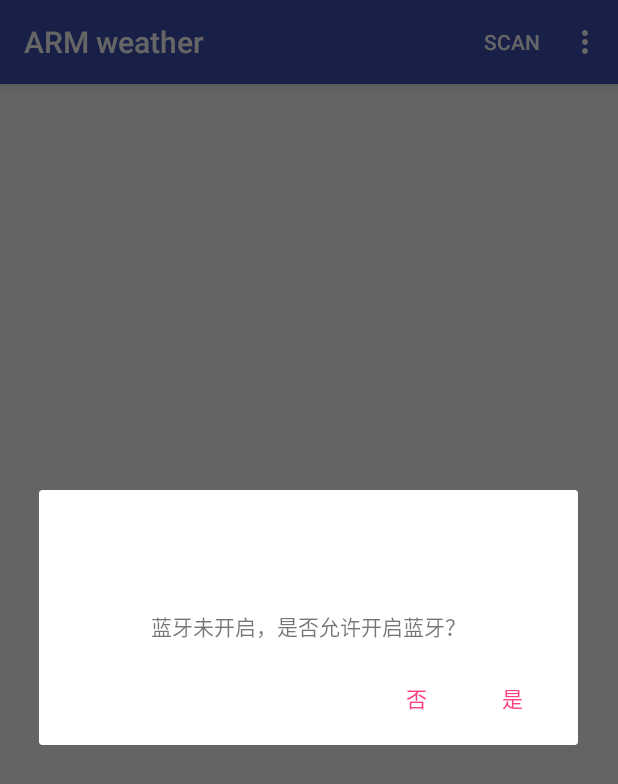
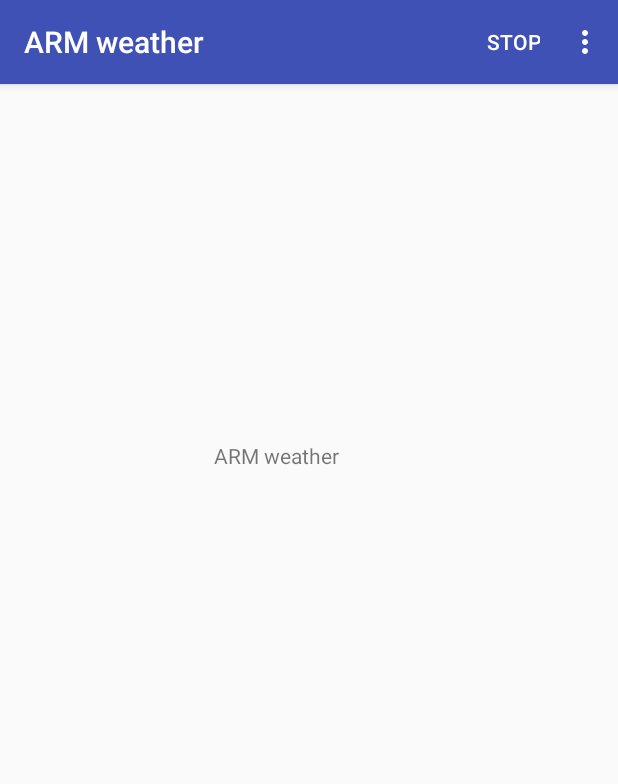
Before and after one commit to zht255/ARMweather, an Android app: the screen it shows after launch (MainActivity), after a tap on "SCAN", on a phone screen of 412 x 824 dp. Shown: the top 784 px of the screen. Run offline under Robolectric (Android 15) with nearby library versions, the phone set to English and light mode, and no system bars.

```diff
--- a/app/src/main/AndroidManifest.xml
+++ b/app/src/main/AndroidManifest.xml
@@ -5,6 +5,8 @@
     <uses-permission android:name="android.permission.BLUETOOTH" />
     <uses-permission android:name="android.permission.BLUETOOTH" />
     <uses-permission android:name="android.permission.BLUETOOTH_ADMIN"/>
+    <uses-permission android:name="android.permission.ACCESS_FINE_LOCATION"/>
+    <uses-permission android:name="android.permission.ACCESS_COARSE_LOCATION"/>
 
     <application
         android:allowBackup="true"
--- a/app/src/main/java/com/example/vvv/armweather/MainActivity.java
+++ b/app/src/main/java/com/example/vvv/armweather/MainActivity.java
@@ -1,50 +1,80 @@
 package com.example.vvv.armweather;
 
 
+import android.Manifest;
 import android.bluetooth.BluetoothAdapter;
+import android.bluetooth.BluetoothDevice;
+
+import android.bluetooth.BluetoothManager;
+import android.bluetooth.le.BluetoothLeScanner;
+import android.bluetooth.le.ScanCallback;
+import android.bluetooth.le.ScanResult;
 import android.content.BroadcastReceiver;
+
 import android.content.Context;
 import android.content.DialogInterface;
 import android.content.Intent;
 import android.content.IntentFilter;
-import android.icu.lang.UCharacter;
-import android.icu.text.DateFormat;
-import android.icu.text.RelativeDateTimeFormatter;
-import android.icu.util.Calendar;
-import android.nfc.Tag;
+
+import android.content.pm.PackageManager;
+import android.support.annotation.NonNull;
+import android.support.v4.app.ActivityCompat;
+import android.support.v4.content.ContextCompat;
 import android.support.v7.app.AlertDialog;
 import android.support.v7.app.AppCompatActivity;
 import android.os.Bundle;
-import android.support.v7.widget.ThemedSpinnerAdapter;
-import android.support.v7.widget.Toolbar;
+
 import android.util.Log;
 import android.view.Gravity;
+
 import android.view.Menu;
-import android.view.MenuInflater;
+
 import android.view.MenuItem;
-import android.view.View;
+
+import android.widget.ArrayAdapter;
+import android.widget.ListView;
 import android.widget.TextView;
 import android.widget.Toast;
 
-import java.text.FieldPosition;
-import java.text.ParsePosition;
+import java.util.ArrayList;
 import java.util.Date;
-
-import static android.widget.Toast.makeText;
+import java.util.List;
 
 
 public class MainActivity extends AppCompatActivity {
 
     private BluetoothAdapter blueToothAdapter;
+
     @Override
     public void onStart(){
         super.onStart();
-        IntentFilter filter = new IntentFilter(BluetoothAdapter.ACTION_STATE_CHANGED);
+        IntentFilter filter = new IntentFilter();
+        filter.addAction(BluetoothAdapter.ACTION_STATE_CHANGED);
+        /*filter.addAction(BluetoothAdapter.ACTION_DISCOVERY_FINISHED);*/
+        filter.addAction(BluetoothDevice.ACTION_FOUND);
+
         registerReceiver(bluetoothreciever,filter);
     }
+     /*private BroadcastReceiver foundReciever = new BroadcastReceiver() {
+        private List<String> bluetoothName = new ArrayList<>();
+        @Override
+        public void onReceive(Context context, Intent intent) {
+            String s = null;
+            String action = intent.getAction();
+            if(action.equals(BluetoothDevice.ACTION_FOUND)){
+                BluetoothDevice device = intent.getParcelableExtra(BluetoothDevice.EXTRA_DEVICE);
+                bluetoothName.add(device.getName());
+                ListView lv =(ListView)findViewById(R.id.list_item);
+                lv.setAdapter(new ArrayAdapter<String>(MainActivity.this,R.layout.namelist,bluetoothName));
+                TextView t = (TextView)findViewById(R.id.arm);
+                t.setText(s + device.getName());
+            }
+        }
+    };*/
     private BroadcastReceiver bluetoothreciever = new BroadcastReceiver() {
         @Override
         public void onReceive(Context context, Intent intent) {
+            String s = null;
             String action = intent.getAction();
             if(action.equals(BluetoothAdapter.ACTION_STATE_CHANGED)){
                 int state = intent.getIntExtra(BluetoothAdapter.EXTRA_STATE,BluetoothAdapter.ERROR);
@@ -65,7 +95,18 @@ public class MainActivity extends AppCompatActivity {
                     AlertDialog a = ad.create();
                     a.show();
                 }
-            }
+            }else if(action.equals(BluetoothDevice.ACTION_FOUND)){
+                BluetoothDevice device =intent.getParcelableExtra(BluetoothDevice.EXTRA_DEVICE);
+                AlertDialog.Builder ad = new AlertDialog.Builder(MainActivity.this);
+                ad.setMessage(device.getName());
+                AlertDialog a = ad.create();
+                a.show();
+            }/*else if(action.equals(BluetoothAdapter.ACTION_DISCOVERY_STARTED)){
+                AlertDialog.Builder ad = new AlertDialog.Builder(MainActivity.this);
+                ad.setMessage("开始了");
+                AlertDialog a = ad.create();
+                a.show();
+            }*/
         }
     };
 
@@ -75,11 +116,6 @@ public class MainActivity extends AppCompatActivity {
         setContentView(R.layout.activity_main);
 
     }
-    /*public void initActionBar(){
-        Toolbar toolbar = (Toolbar)findViewById(R.id.my_toolbar);
-        toolbar.setTitle("ARM weather");
-        setSupportActionBar(toolbar);
-    }*/
 
     @Override
     public boolean onCreateOptionsMenu(Menu menu){
@@ -87,12 +123,23 @@ public class MainActivity extends AppCompatActivity {
         return true;
 
     }
+
     @Override
     public boolean onOptionsItemSelected(MenuItem item){
         int id = item.getItemId();
         switch(id){
             case R.id.scan:
+                blueToothAdapter = BluetoothAdapter.getDefaultAdapter();
                 //扫描蓝牙方法
+                if(item.getTitle().toString()=="Scan" ){
+                    if(blueToothAdapter.isEnabled()) {
+                        item.setTitle("Stop");
+                    }
+                }else{
+                    item.setTitle("Stop");
+                    blueToothAdapter.cancelDiscovery();
+                    break;
+                }
                 scanBlue();
                 break;
             case R.id.about:
@@ -126,7 +173,32 @@ public class MainActivity extends AppCompatActivity {
                 break;
         }
         return super.onOptionsItemSelected(item);
+
     }
+    @Override
+    public void onRequestPermissionsResult(int requestCode, @NonNull String[] permissions, @NonNull int[] grantResults) {
+        super.onRequestPermissionsResult(requestCode, permissions, grantResults);
+        switch (requestCode) {
+            case 1: {
+                // 如果请求被取消，则结果数组为空。
+                if (grantResults.length > 0
+                        && grantResults[0] == PackageManager.PERMISSION_GRANTED) {
+                    AlertDialog.Builder ad = new AlertDialog.Builder(MainActivity.this);
+                    ad.setMessage("已经获取权限");
+                    AlertDialog a = ad.create();
+                    a.show();
+                } else {
+                    AlertDialog.Builder ad = new AlertDialog.Builder(MainActivity.this);
+                    ad.setMessage("未获取到权限");
+                    AlertDialog a = ad.create();
+                    a.show();
+                }
+                return;
+            }
+        }
+    }
+
+
     private void scanBlue(){
         //获取蓝牙适配器
         blueToothAdapter = BluetoothAdapter.getDefaultAdapter();
@@ -154,34 +226,38 @@ public class MainActivity extends AppCompatActivity {
                 });
                 AlertDialog b = ab.create();
                 b.show();
-                /*reciever = new BroadcastReceiver() {
-                    @Override
-                    public void onReceive(Context context, Intent intent) {
-                        String action = intent.getAction();
-                        if(action.equals(BluetoothAdapter.ACTION_STATE_CHANGED)){
-                            int state = intent.getIntExtra(BluetoothAdapter.EXTRA_STATE,BluetoothAdapter.ERROR);
-                            switch (state){
-                                case BluetoothAdapter.STATE_ON:
-                                    Log.d("aaa", "onReceive: 蓝牙已开启，请重新扫描设备");
-                            }
-                        }
-                    }
-                };*/
 
-            }else{
 
+            }else {
+                blueToothAdapter.startDiscovery();
+                checkBlePermission();
             }
         }else{
+
             AlertDialog.Builder ad = new AlertDialog.Builder(this);
             ad.setMessage("该设备不支持蓝牙功能！");
         }
 
     }
-    @Override
+    public void checkBlePermission() {
+        if (ContextCompat.checkSelfPermission(this,
+                Manifest.permission.ACCESS_COARSE_LOCATION)
+                != PackageManager.PERMISSION_GRANTED) {
+
+            ActivityCompat.requestPermissions(this,
+                    new String[]{Manifest.permission.ACCESS_COARSE_LOCATION},
+                    1);
+        } else {
+            AlertDialog.Builder ad = new AlertDialog.Builder(MainActivity.this);
+            ad.setMessage("正在申请权限");
+        }
+    }
+
     public void onDestroy(){
 
         super.onDestroy();
         unregisterReceiver(bluetoothreciever);
+        /*unregisterReceiver(foundReciever);*/
 
     }
 
--- a/app/src/main/res/layout/activity_main.xml
+++ b/app/src/main/res/layout/activity_main.xml
@@ -3,24 +3,19 @@
     xmlns:app="http://schemas.android.com/apk/res-auto"
     xmlns:tools="http://schemas.android.com/tools"
     android:layout_width="match_parent"
-    android:layout_height="match_parent">
-
-    <!--<android.support.v7.widget.Toolbar
-        app:title="ARM weather"
-        android:id="@+id/my_toolbar"
+    android:layout_height="match_parent"
+    android:name="@+id/main">
+    <!--<ListView
+        android:name="@+id/bluetoothlist"
+        android:layout_width="match_parent"
+        android:layout_height="match_parent"></ListView>-->
+    <TextView
+        android:name="@+id/arm"
         android:layout_width="368dp"
-        android:layout_height="wrap_content"
-        android:background="#00ffff"
-        tools:layout_editor_absoluteY="0dp"
-        tools:layout_editor_absoluteX="8dp" />-->
-    <TextView
-        android:id="@+id/title"
-        android:layout_width="wrap_content"
-        android:layout_height="wrap_content"
+        android:layout_height="495dp"
         android:text="ARM weather"
-        app:layout_constraintBottom_toBottomOf="parent"
-        app:layout_constraintLeft_toLeftOf="parent"
-        app:layout_constraintRight_toRightOf="parent"
-        app:layout_constraintTop_toTopOf="parent" />
+        android:gravity="center"
+        tools:layout_editor_absoluteY="8dp"
+        tools:layout_editor_absoluteX="8dp" />
 
 </android.support.constraint.ConstraintLayout>
--- a/app/src/main/res/menu/menu.xml
+++ b/app/src/main/res/menu/menu.xml
@@ -1,6 +1,7 @@
 <?xml version="1.0" encoding="utf-8"?>
 <menu xmlns:android="http://schemas.android.com/apk/res/android"
-    xmlns:app="http://schemas.android.com/apk/res-auto">
+    xmlns:app="http://schemas.android.com/apk/res-auto"
+    android:name="@+id/androidMenu">
     <item
         android:id="@+id/scan"
         android:orderInCategory="1"
```
Also changed, not shown: app/src/main/res/layout/namelist.xml (added, +10 -0 lines).
